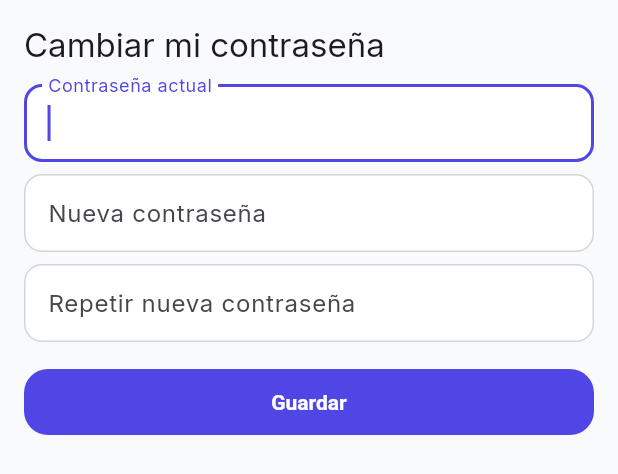
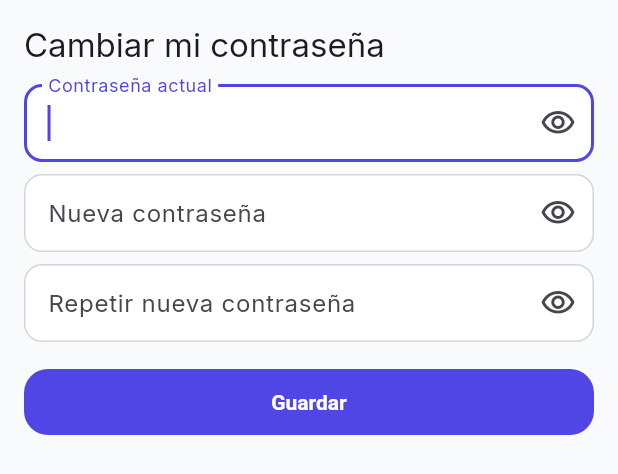
Before and after one commit to wicaraguay/inventory-business, a Flutter app: the ChangePasswordSheet widget shown alone on an empty page, opened directly, on a phone screen of 412 x 824 dp. Shown: the top 474 px of the screen. Run offline on Flutter 3.47's test engine with Material 3 defaults, Android fonts, the phone set to English and light mode, and no system bars; our stand-ins replace barcode_widget, dio, fl_chart, flutter_riverpod, go_router, google_fonts and 4 more; missing offline and left inert: mobile_scanner; accounts and stored records are empty; network calls fail.

Commit message:
ojito de mostrar/ocultar contraseña del login y de otras secciones

```diff
--- a/app/lib/features/auth/presentation/login_screen.dart
+++ b/app/lib/features/auth/presentation/login_screen.dart
@@ -5,6 +5,7 @@ import 'package:inventy_app/features/settings/presentation/settings_providers.da
 import 'package:inventy_app/shared/api/api_client.dart';
 import 'package:inventy_app/shared/theme/app_colors.dart';
 import 'package:inventy_app/shared/ui/app_alert.dart';
+import 'package:inventy_app/shared/ui/atoms/password_field.dart';
 
 /// Login screen: shows the business logo + name, and asks for user + password.
 class LoginScreen extends ConsumerStatefulWidget {
@@ -106,14 +107,11 @@ class _LoginScreenState extends ConsumerState<LoginScreen> {
                             : null,
                       ),
                       const SizedBox(height: 12),
-                      TextFormField(
+                      PasswordField(
                         controller: _pass,
-                        obscureText: true,
+                        label: 'Contraseña',
+                        prefixIcon: Icons.lock_outline,
                         onFieldSubmitted: (_) => _submit(),
-                        decoration: const InputDecoration(
-                          labelText: 'Contraseña',
-                          prefixIcon: Icon(Icons.lock_outline),
-                        ),
                         validator: (v) => (v == null || v.isEmpty)
                             ? 'Ingresá tu contraseña'
                             : null,
--- a/app/lib/features/auth/presentation/widgets/change_password_sheet.dart
+++ b/app/lib/features/auth/presentation/widgets/change_password_sheet.dart
@@ -2,6 +2,7 @@ import 'package:flutter/material.dart';
 import 'package:flutter_riverpod/flutter_riverpod.dart';
 import 'package:inventy_app/features/auth/presentation/auth_providers.dart';
 import 'package:inventy_app/shared/ui/app_alert.dart';
+import 'package:inventy_app/shared/ui/atoms/password_field.dart';
 
 /// Bottom sheet: change your own password. Available to any logged-in user
 /// (owner or employee) from the sidebar account menu.
@@ -65,29 +66,24 @@ class _ChangePasswordSheetState extends ConsumerState<ChangePasswordSheet> {
             Text('Cambiar mi contraseña',
                 style: Theme.of(context).textTheme.titleLarge),
             const SizedBox(height: 12),
-            TextFormField(
+            PasswordField(
               controller: _current,
+              label: 'Contraseña actual',
               autofocus: true,
-              obscureText: true,
-              decoration:
-                  const InputDecoration(labelText: 'Contraseña actual'),
               validator: (v) =>
                   (v == null || v.isEmpty) ? 'Ingresá tu contraseña actual' : null,
             ),
             const SizedBox(height: 8),
-            TextFormField(
+            PasswordField(
               controller: _next,
-              obscureText: true,
-              decoration: const InputDecoration(labelText: 'Nueva contraseña'),
+              label: 'Nueva contraseña',
               validator: (v) =>
                   (v == null || v.length < 4) ? 'Mínimo 4 caracteres' : null,
             ),
             const SizedBox(height: 8),
-            TextFormField(
+            PasswordField(
               controller: _confirm,
-              obscureText: true,
-              decoration:
-                  const InputDecoration(labelText: 'Repetir nueva contraseña'),
+              label: 'Repetir nueva contraseña',
               validator: (v) =>
                   v != _next.text ? 'Las contraseñas no coinciden' : null,
             ),
--- a/app/lib/features/users/presentation/widgets/create_user_sheet.dart
+++ b/app/lib/features/users/presentation/widgets/create_user_sheet.dart
@@ -1,5 +1,6 @@
 import 'package:flutter/material.dart';
 import 'package:inventy_app/features/auth/domain/auth_user.dart';
+import 'package:inventy_app/shared/ui/atoms/password_field.dart';
 
 typedef NewUser = ({
   String username,
@@ -92,13 +93,9 @@ class _CreateUserSheetState extends State<CreateUserSheet> {
                   : null,
             ),
             const SizedBox(height: 8),
-            TextFormField(
+            PasswordField(
               controller: _password,
-              decoration: InputDecoration(
-                labelText: _isEdit
-                    ? 'Nueva contraseña (opcional)'
-                    : 'Contraseña',
-              ),
+              label: _isEdit ? 'Nueva contraseña (opcional)' : 'Contraseña',
               validator: (v) {
                 final value = v ?? '';
                 // Edit: empty means "keep current". Create: required, min 4.
--- /dev/null
+++ b/app/lib/shared/ui/atoms/password_field.dart
@@ -0,0 +1,59 @@
+import 'package:flutter/material.dart';
+
+/// Atom: a password [TextFormField] with a show/hide eye toggle.
+///
+/// Encapsulates the obscure-text state so callers don't repeat the toggle
+/// logic. Used by login and change-password.
+class PasswordField extends StatefulWidget {
+  const PasswordField({
+    required this.controller,
+    required this.label,
+    this.validator,
+    this.autofocus = false,
+    this.textInputAction,
+    this.onFieldSubmitted,
+    this.prefixIcon,
+    super.key,
+  });
+
+  final TextEditingController controller;
+  final String label;
+  final String? Function(String?)? validator;
+  final bool autofocus;
+  final TextInputAction? textInputAction;
+  final void Function(String)? onFieldSubmitted;
+  final IconData? prefixIcon;
+
+  @override
+  State<PasswordField> createState() => _PasswordFieldState();
+}
+
+class _PasswordFieldState extends State<PasswordField> {
+  bool _obscured = true;
+
+  @override
+  Widget build(BuildContext context) {
+    return TextFormField(
+      controller: widget.controller,
+      obscureText: _obscured,
+      autofocus: widget.autofocus,
+      textInputAction: widget.textInputAction,
+      onFieldSubmitted: widget.onFieldSubmitted,
+      validator: widget.validator,
+      decoration: InputDecoration(
+        labelText: widget.label,
+        prefixIcon:
+            widget.prefixIcon != null ? Icon(widget.prefixIcon) : null,
+        suffixIcon: IconButton(
+          icon: Icon(
+            _obscured
+                ? Icons.visibility_outlined
+                : Icons.visibility_off_outlined,
+          ),
+          tooltip: _obscured ? 'Mostrar contraseña' : 'Ocultar contraseña',
+          onPressed: () => setState(() => _obscured = !_obscured),
+        ),
+      ),
+    );
+  }
+}
```
